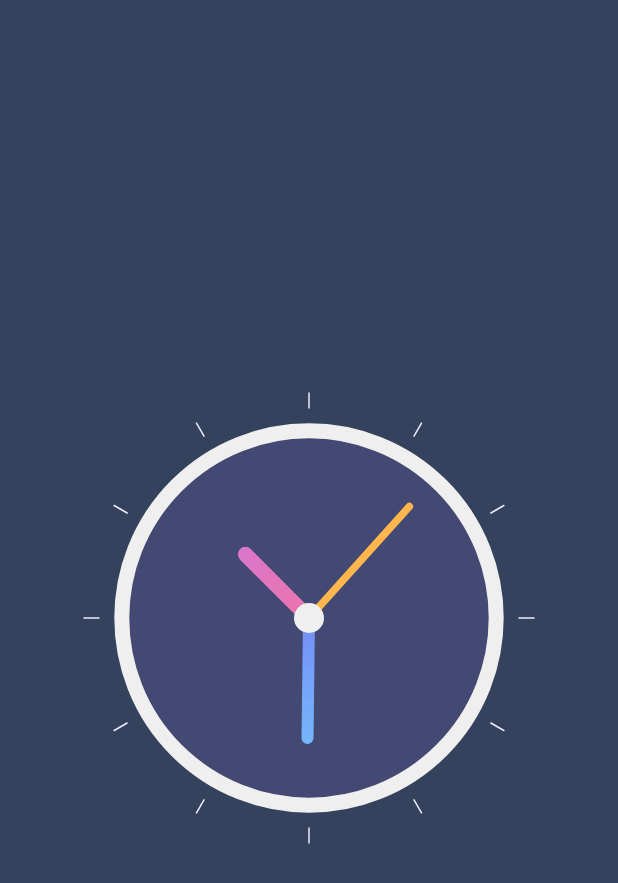
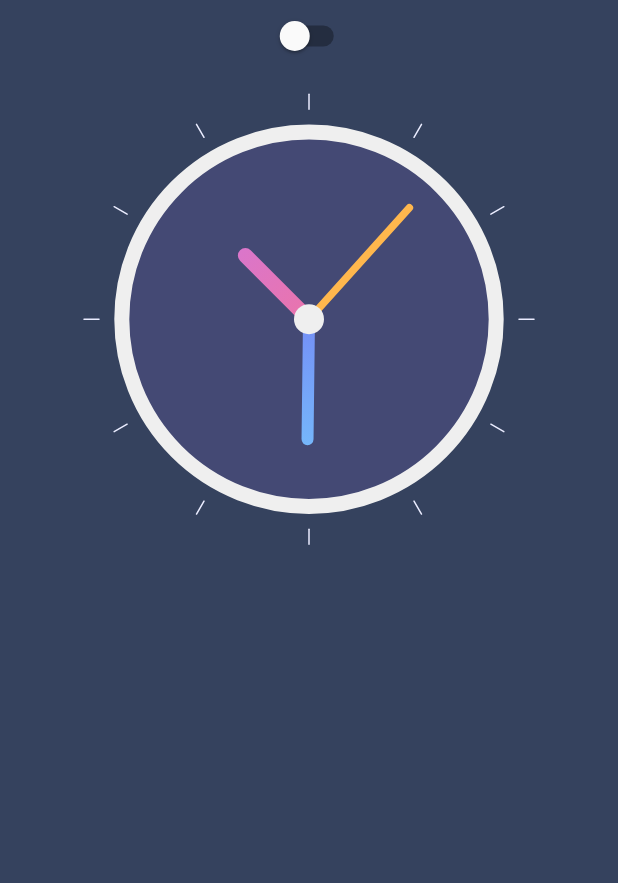
Before and after one commit to shema-ryan/Clock-App, a Flutter app: the screen it shows after launch, on a phone screen of 412 x 824 dp. Shown: the top 883 px of the screen. Run offline on Flutter 3.47's test engine with Material 2 defaults, Android fonts, the phone set to English and light mode, and no system bars.

Commit message:
Clock-App

```diff
--- a/lib/ClockView.dart
+++ b/lib/ClockView.dart
@@ -1,6 +1,5 @@
 import 'dart:async';
 import 'dart:math';
-
 import 'package:flutter/material.dart';
 
 class ClockView extends StatefulWidget {
@@ -38,7 +37,6 @@ class _ClockViewState extends State<ClockView> {
 class ClockPainter extends CustomPainter {
   @override
   void paint(Canvas canvas, Size size) {
-    print(size.width);
     // TODO: RADIUS AND OFFSET CALCULATIONS
     var centerX = size.width / 2;
     var centerY = size.height / 2;
--- a/lib/homepage.dart
+++ b/lib/homepage.dart
@@ -8,11 +8,26 @@ class Homepage extends StatefulWidget {
 }
 
 class _HomepageState extends State<Homepage> {
+  bool _value = false;
   @override
   Widget build(BuildContext context) {
     return Scaffold(
-      backgroundColor: Color(0xFF35425E),
-      body: ClockView(),
+      backgroundColor: _value ? Colors.white70 : Color(0xFF35425E),
+      body: SafeArea(
+        child: Column(
+          children: [
+            Switch(
+              activeTrackColor: Colors.orange[300],
+              value: _value,
+              onChanged: (value) {
+                _value = !_value;
+                setState(() {});
+              },
+            ),
+            ClockView(),
+          ],
+        ),
+      ),
     );
   }
 }
```
